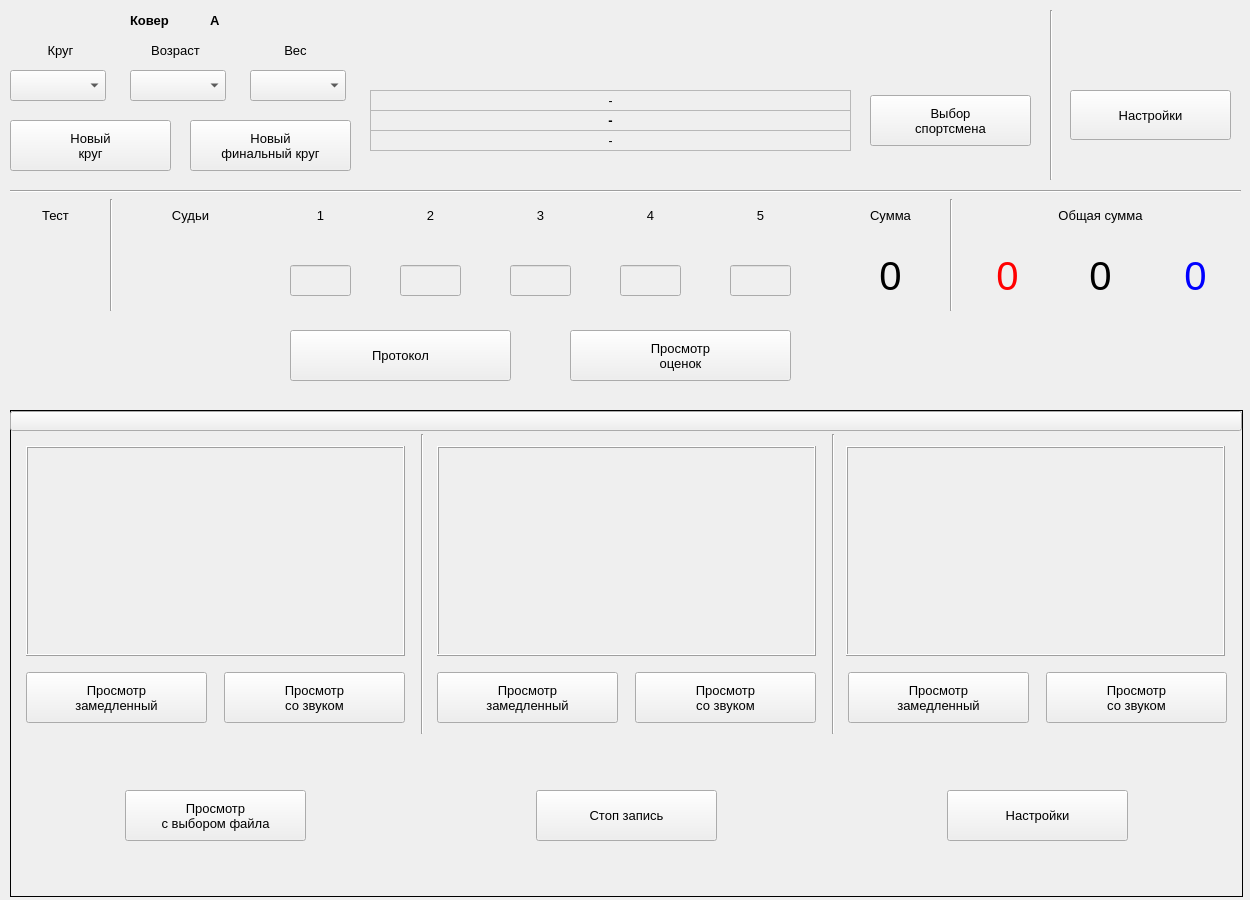
First picture: the form in FormMain.ui, repository zak2791/TabloSelfDefender, before the edit.
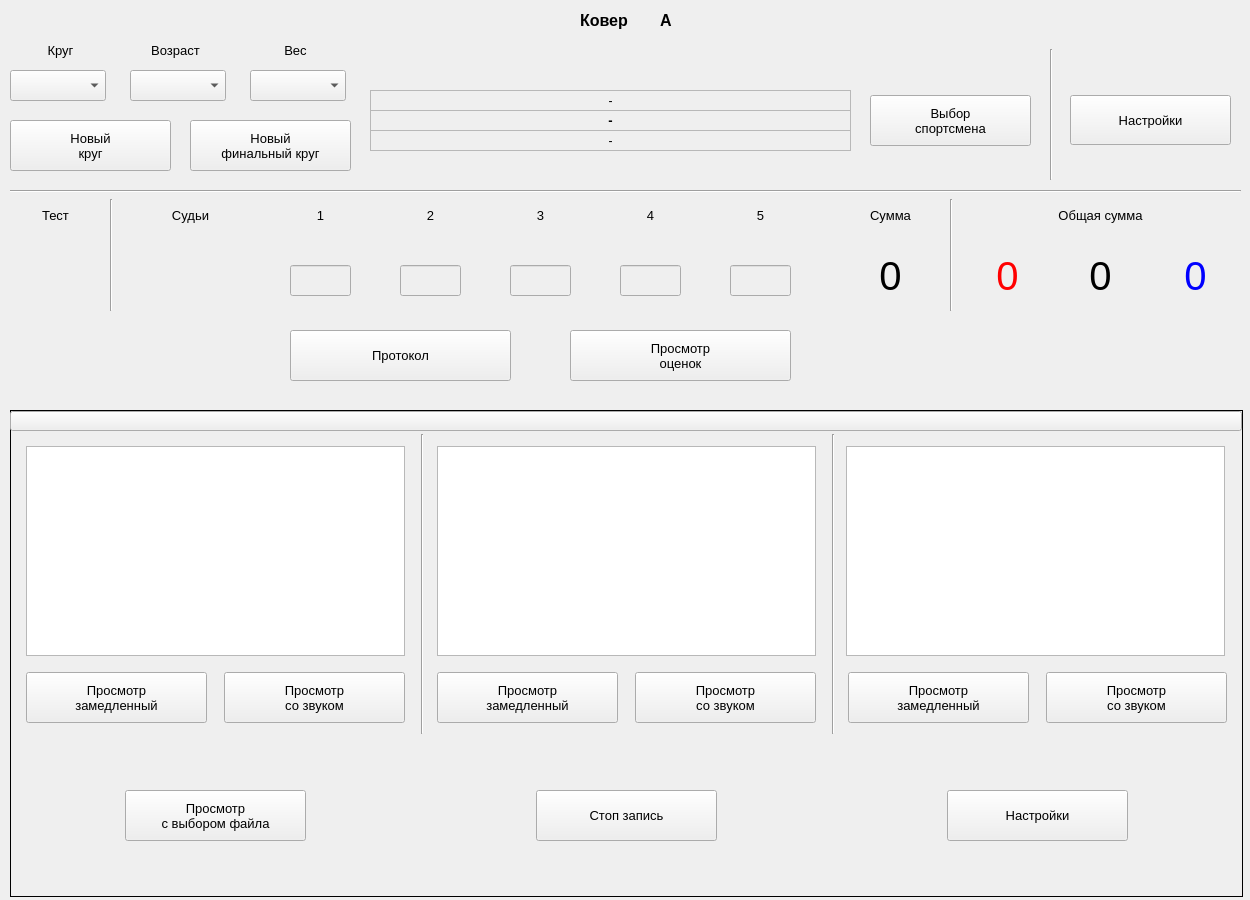
Second picture: the form after the edit. Icons and pictures are not drawn. Custom widgets are drawn as their Qt base class.

The edit to the form file:
```diff
--- a/FormMain.ui
+++ b/FormMain.ui
@@ -1437,7 +1437,7 @@
    <property name="geometry">
     <rect>
      <x>1070</x>
-     <y>90</y>
+     <y>95</y>
      <width>161</width>
      <height>50</height>
     </rect>
@@ -1457,7 +1457,7 @@
   <widget class="QLabel" name="label_3">
    <property name="geometry">
     <rect>
-     <x>130</x>
+     <x>580</x>
      <y>10</y>
      <width>71</width>
      <height>21</height>
@@ -1465,7 +1465,7 @@
    </property>
    <property name="font">
     <font>
-     <pointsize>10</pointsize>
+     <pointsize>12</pointsize>
      <weight>75</weight>
      <bold>true</bold>
     </font>
@@ -1477,7 +1477,7 @@
   <widget class="QLabel" name="lblMat">
    <property name="geometry">
     <rect>
-     <x>210</x>
+     <x>660</x>
      <y>10</y>
      <width>31</width>
      <height>21</height>
@@ -1485,7 +1485,7 @@
    </property>
    <property name="font">
     <font>
-     <pointsize>10</pointsize>
+     <pointsize>12</pointsize>
      <weight>75</weight>
      <bold>true</bold>
     </font>
@@ -2434,54 +2434,6 @@
       <normaloff>:/images/close.png</normaloff>:/images/close.png</iconset>
     </property>
    </widget>
-   <widget class="QFrame" name="frame_2">
-    <property name="geometry">
-     <rect>
-      <x>16</x>
-      <y>36</y>
-      <width>379</width>
-      <height>210</height>
-     </rect>
-    </property>
-    <property name="frameShape">
-     <enum>QFrame::Box</enum>
-    </property>
-    <property name="frameShadow">
-     <enum>QFrame::Raised</enum>
-    </property>
-   </widget>
-   <widget class="QFrame" name="frame_3">
-    <property name="geometry">
-     <rect>
-      <x>427</x>
-      <y>36</y>
-      <width>379</width>
-      <height>210</height>
-     </rect>
-    </property>
-    <property name="frameShape">
-     <enum>QFrame::Box</enum>
-    </property>
-    <property name="frameShadow">
-     <enum>QFrame::Raised</enum>
-    </property>
-   </widget>
-   <widget class="QFrame" name="frame_4">
-    <property name="geometry">
-     <rect>
-      <x>836</x>
-      <y>36</y>
-      <width>379</width>
-      <height>210</height>
-     </rect>
-    </property>
-    <property name="frameShape">
-     <enum>QFrame::Box</enum>
-    </property>
-    <property name="frameShadow">
-     <enum>QFrame::Raised</enum>
-    </property>
-   </widget>
    <widget class="QPushButton" name="btnCam1NoSound">
     <property name="geometry">
      <rect>
@@ -2677,6 +2629,36 @@
      <string>Настройки</string>
     </property>
    </widget>
+   <widget class="CameraViewer" name="camera1">
+    <property name="geometry">
+     <rect>
+      <x>16</x>
+      <y>36</y>
+      <width>379</width>
+      <height>210</height>
+     </rect>
+    </property>
+   </widget>
+   <widget class="CameraViewer" name="camera2">
+    <property name="geometry">
+     <rect>
+      <x>427</x>
+      <y>36</y>
+      <width>379</width>
+      <height>210</height>
+     </rect>
+    </property>
+   </widget>
+   <widget class="QGraphicsView" name="camera3">
+    <property name="geometry">
+     <rect>
+      <x>836</x>
+      <y>36</y>
+      <width>379</width>
+      <height>210</height>
+     </rect>
+    </property>
+   </widget>
   </widget>
   <widget class="QPushButton" name="btnNewFinal">
    <property name="geometry">
@@ -2701,9 +2683,9 @@
    <property name="geometry">
     <rect>
      <x>1050</x>
-     <y>10</y>
+     <y>49</y>
      <width>2</width>
-     <height>170</height>
+     <height>131</height>
     </rect>
    </property>
    <property name="orientation">
@@ -2711,6 +2693,13 @@
    </property>
   </widget>
  </widget>
+ <customwidgets>
+  <customwidget>
+   <class>CameraViewer</class>
+   <extends>QGraphicsView</extends>
+   <header location="global">cameraviewer.h</header>
+  </customwidget>
+ </customwidgets>
  <resources>
   <include location="images.qrc"/>
  </resources>
```
